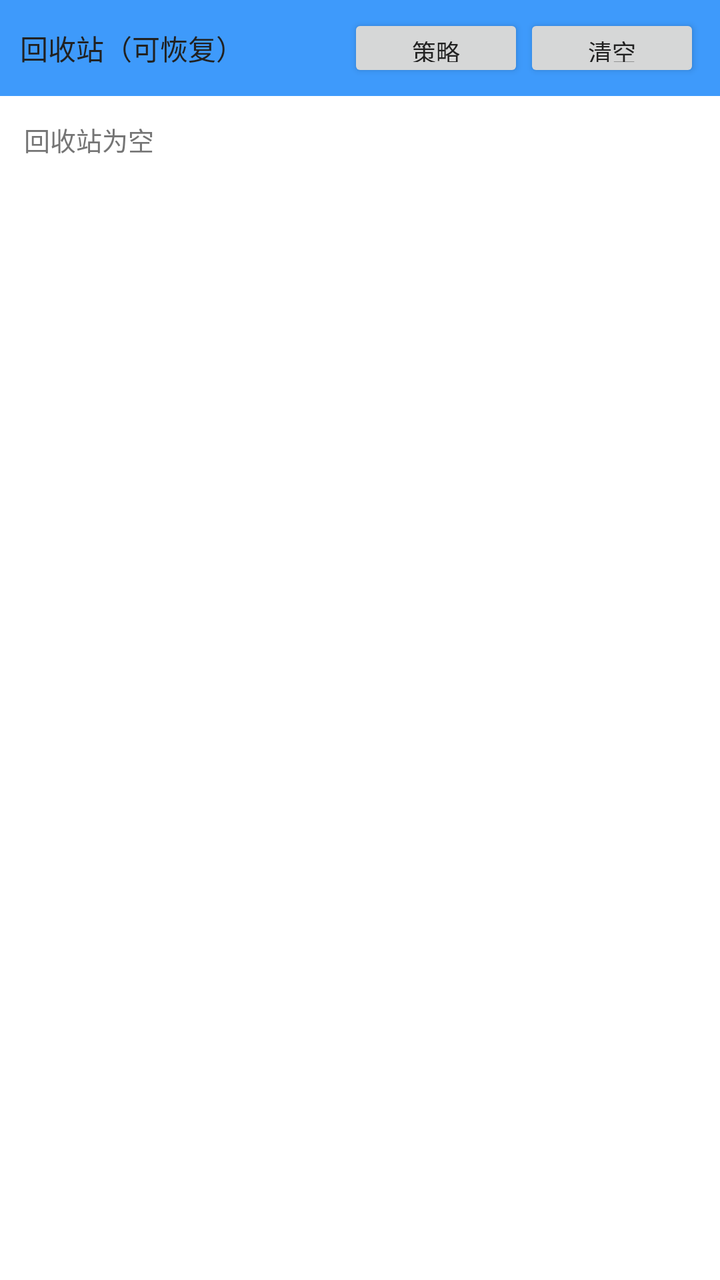
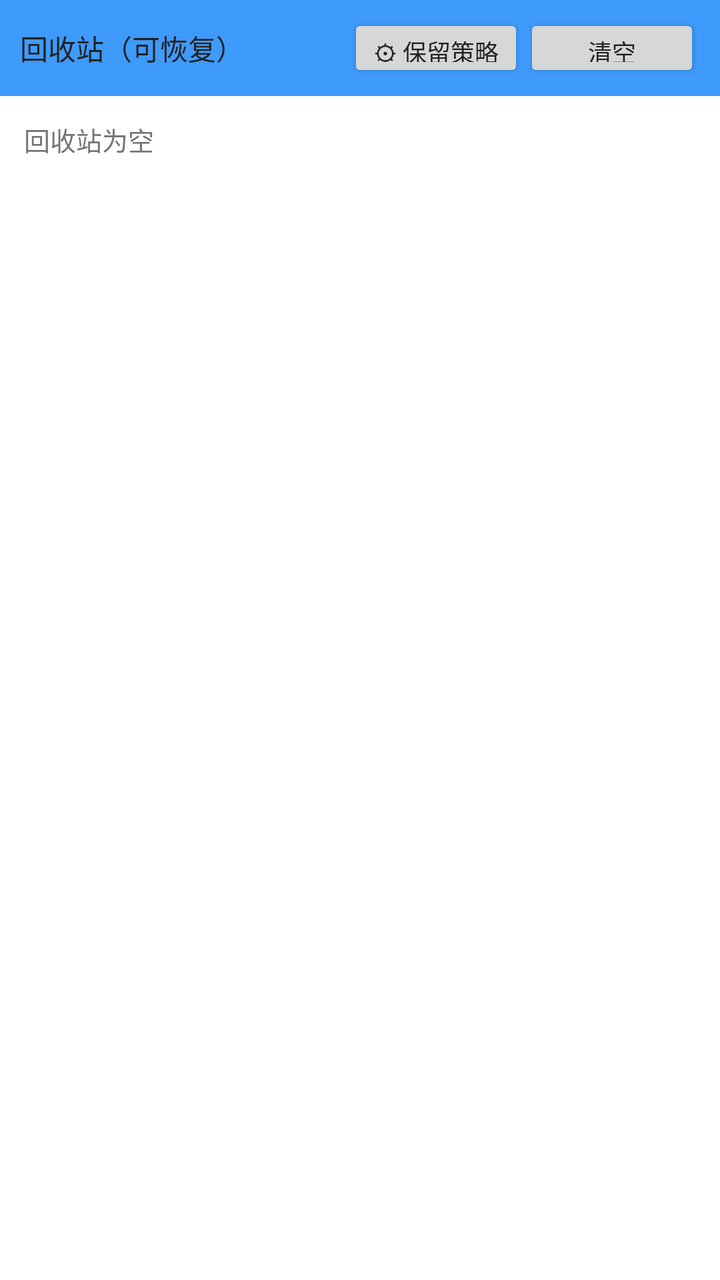

Two renders of the same Android screen: before a commit and after it. Below are the layout's source before the change and the commit's diff.
<!-- AndroidManifest.xml: application theme Theme_Hex_0 -->
<!-- res/layout/activity_trash.xml -->
<?xml version="1.0" encoding="utf-8"?>
<LinearLayout xmlns:android="http://schemas.android.com/apk/res/android"
    android:layout_width="match_parent"
    android:layout_height="match_parent"
    android:orientation="vertical"
    android:background="?attr/hfBg">

    <LinearLayout
        android:layout_width="match_parent"
        android:layout_height="48dp"
        android:orientation="horizontal"
        android:background="?attr/hfTopBar"
        android:gravity="center_vertical"
        android:paddingLeft="10dp"
        android:paddingRight="10dp">

        <TextView
            android:id="@+id/tv_title"
            android:layout_width="0dp"
            android:layout_weight="1"
            android:layout_height="wrap_content"
            android:text="回收站（可恢复）"
            android:textSize="14sp"
            android:textColor="?attr/hfTopBarText"/>

        <Button
            android:id="@+id/btn_policy"
            android:layout_width="wrap_content"
            android:layout_height="34dp"
            android:text="策略"
            android:textSize="12sp"/>

        <Button
            android:id="@+id/btn_clear"
            android:layout_width="wrap_content"
            android:layout_height="34dp"
            android:text="清空"
            android:textSize="12sp"/>
    </LinearLayout>

    <TextView
        android:id="@+id/tv_empty"
        android:layout_width="match_parent"
        android:layout_height="wrap_content"
        android:padding="12dp"
        android:textSize="13sp"
        android:textColor="?attr/hfTextSub"
        android:text="回收站为空"/>

    <ListView
        android:id="@+id/list_trash"
        android:layout_width="match_parent"
        android:layout_height="0dp"
        android:layout_weight="1"
        android:divider="?attr/hfDivider"
        android:dividerHeight="1dp"/>
</LinearLayout>
<!-- resources referenced by this layout -->
<resources>
  <style name="Theme_Hex_0" parent="Theme_Hex_Light">
          <item name="hfTopBar">#3E9AFB</item>
          <item name="hfTopBarText">#212121</item>
          <item name="hfTopBarTextSub">#31679F</item>
          <item name="hfAccent">#3E9AFB</item>
          <item name="hfOnAccent">#212121</item>
          <item name="hfSelected">#E3F0FE</item>
          <item name="hfStatusBar">#2B6BAF</item>
          <item name="hfNavBar">#235991</item>
          <item name="android:statusBarColor">#2B6BAF</item>
          <item name="android:navigationBarColor">#235991</item>
          <item name="android:colorAccent">#3E9AFB</item>
          <item name="android:alertDialogTheme">@style/HfDialog_0</item>
      </style>
  <style name="Theme_Hex_Light" parent="@android:style/Theme.Material.Light.NoActionBar">
          <item name="android:windowBackground">#FFFFFF</item>
          <item name="android:colorPrimary">#212121</item>
          <item name="android:colorPrimaryDark">#212121</item>
          <item name="android:textColorPrimary">#212121</item>
          <item name="android:textColorSecondary">#757575</item>
          <item name="hfBg">#FFFFFF</item>
          <item name="hfSurface">#FFFFFF</item>
          <item name="hfSurfaceAlt">#F5F5F5</item>
          <item name="hfText">#212121</item>
          <item name="hfTextSub">#757575</item>
          <item name="hfDivider">#E0E0E0</item>
          <item name="hfTopBar">#212121</item>
          <item name="hfTopBarText">#FFFFFF</item>
          <item name="hfTopBarTextSub">#9E9E9E</item>
          <item name="hfAccent">#1E88E5</item>
          <item name="hfOnAccent">#FFFFFF</item>
          <item name="hfSelected">#BBDEFB</item>
          <item name="hfStatusBar">#212121</item>
          <item name="hfNavBar">#212121</item>
          <item name="android:statusBarColor">#212121</item>
          <item name="android:navigationBarColor">#212121</item>
          <item name="android:colorAccent">#1E88E5</item>
          <item name="android:alertDialogTheme">@style/HfDialog_Light</item>
      </style>
  <style name="HfDialog_0" parent="HfDialog_Light">
          <item name="android:colorAccent">#3E9AFB</item>
          <item name="android:colorControlActivated">#3E9AFB</item>
          <item name="android:colorControlHighlight">#333E9AFB</item>
      </style>
  <style name="HfDialog_Light" parent="@android:style/Theme.Material.Light.Dialog.Alert">
          <item name="android:windowBackground">@drawable/hf_dialog_bg_light</item>
          <item name="android:colorBackgroundFloating">#FFFFFF</item>
          <item name="android:textColorPrimary">#212121</item>
          <item name="android:textColorSecondary">#757575</item>
          <item name="android:colorAccent">#1E88E5</item>
          <item name="android:colorControlActivated">#1E88E5</item>
          <item name="android:colorControlHighlight">#331E88E5</item>
      </style>
  <!-- drawable hf_dialog_bg_light (drawable) -->
  <?xml version="1.0" encoding="utf-8"?>
  <inset xmlns:android="http://schemas.android.com/apk/res/android"
      android:inset="16dp">
      <shape android:shape="rectangle">
          <corners android:radius="18dp" />
          <solid android:color="#FFFFFF" />
          <stroke android:width="1dp" android:color="#14000000" />
      </shape>
  </inset>
</resources>

<!-- the commit's change to res/layout/activity_trash.xml (unified diff, before → after) -->
@@ -27,7 +27,7 @@
             android:id="@+id/btn_policy"
             android:layout_width="wrap_content"
             android:layout_height="34dp"
-            android:text="策略"
+            android:text="⚙ 保留策略"
             android:textSize="12sp"/>
 
         <Button
